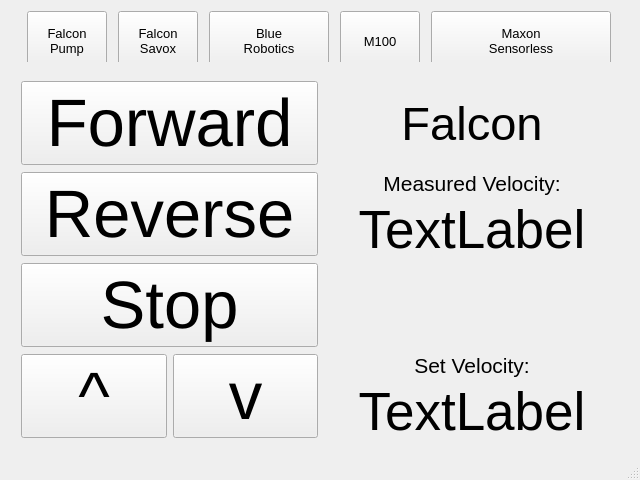
This is mainwindow.ui in ailgup-owp/motor_controller as Qt 5 draws it before an edit. The edited form follows.
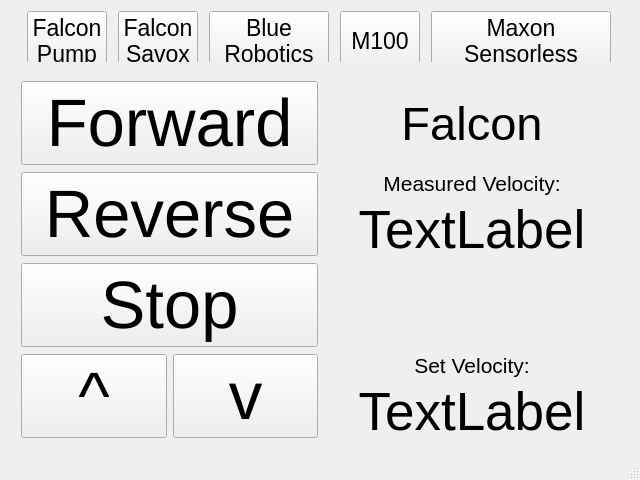
This is the edited form.

Patch:
```diff
--- a/mainwindow.ui
+++ b/mainwindow.ui
@@ -61,7 +61,7 @@
        </property>
        <property name="font">
         <font>
-         <pointsize>10</pointsize>
+         <pointsize>17</pointsize>
         </font>
        </property>
        <property name="text">
@@ -92,7 +92,7 @@
        </property>
        <property name="font">
         <font>
-         <pointsize>10</pointsize>
+         <pointsize>17</pointsize>
         </font>
        </property>
        <property name="styleSheet">
@@ -120,7 +120,7 @@
        </property>
        <property name="font">
         <font>
-         <pointsize>10</pointsize>
+         <pointsize>17</pointsize>
         </font>
        </property>
        <property name="text">
@@ -144,7 +144,7 @@
        </property>
        <property name="font">
         <font>
-         <pointsize>10</pointsize>
+         <pointsize>17</pointsize>
         </font>
        </property>
        <property name="text">
@@ -169,7 +169,7 @@
        </property>
        <property name="font">
         <font>
-         <pointsize>10</pointsize>
+         <pointsize>17</pointsize>
         </font>
        </property>
        <property name="text">
```
